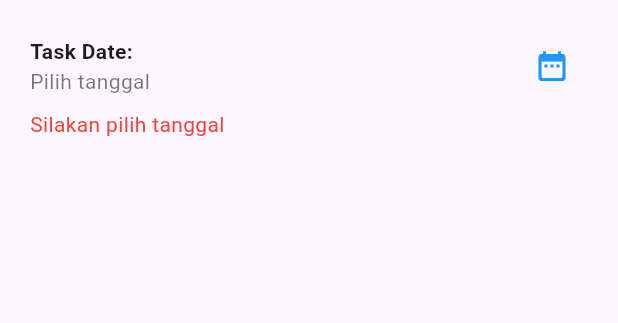
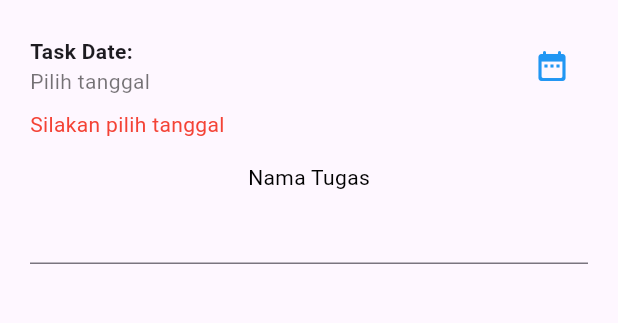
Before and after one commit to IAMHUDA/TodoApp_0049, a Flutter app: the screen it shows after launch, on a phone screen of 412 x 824 dp, the part 84-407 px from its top. Run offline on Flutter 3.47's test engine with Material 3 defaults, Android fonts, the phone set to English and light mode, and no system bars; missing offline and left inert: bottom_picker.

```diff
--- a/lib/todo_app.dart
+++ b/lib/todo_app.dart
@@ -79,6 +79,15 @@ class _TodoAppState extends State<TodoApp> {
                   child: Text("Silakan pilih tanggal", style: TextStyle(color: Colors.red)),
                 ),
               const SizedBox(height: 10),
+          Form(child:
+          Column(
+            children: [
+              const Text("Nama Tugas", style: TextStyle(color: Color.fromARGB(255, 0, 0, 0))),
+              TextFormField(
+
+              )
+            ],
+          ))
         ],
       ),
       )
```
